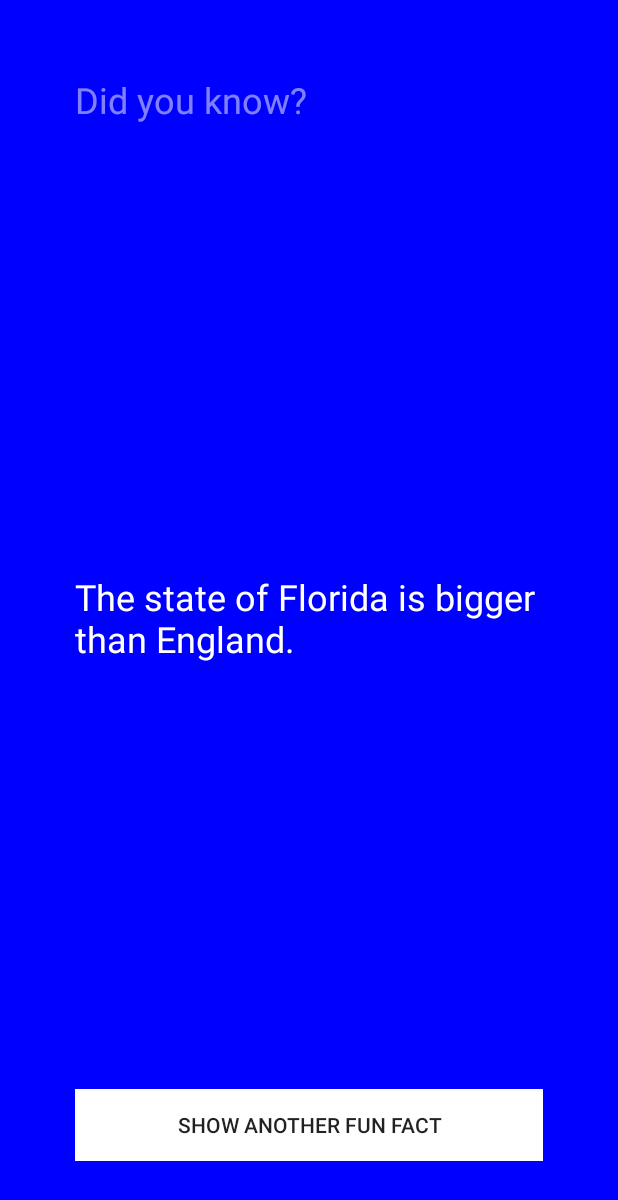
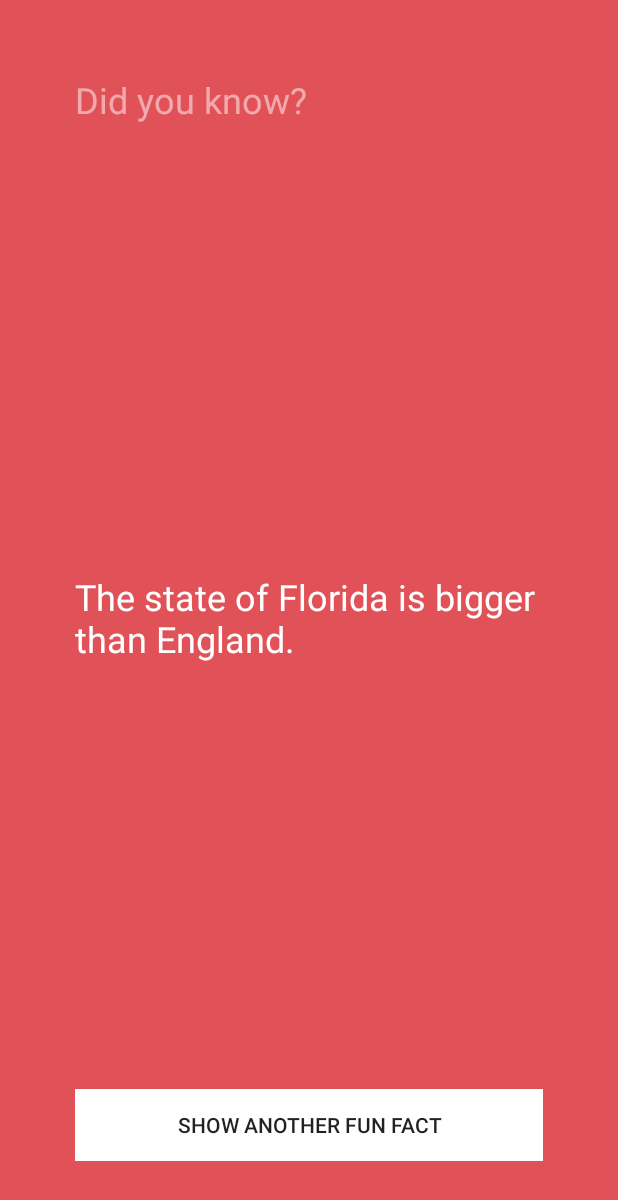
Before and after one commit to PardeepS2/FunFacts, an Android app: the screen it shows after launch (MainActivity), after a tap on "SHOW ANOTHER FUN FACT", on a phone screen of 412 x 824 dp. Shown: the top 1200 px of the screen. Run offline under Robolectric (Android 15) with nearby library versions, the phone set to English and light mode, and no system bars.

Commit message:
Adding more colors.

```diff
--- /dev/null
+++ b/app/src/main/java/com/example/gurdeep/funfacts/ColorWheel.java
@@ -0,0 +1,32 @@
+package com.example.gurdeep.funfacts;
+
+import android.graphics.Color;
+
+import java.util.Random;
+
+public class ColorWheel {private String[] colors = {
+        "#39add1", // light blue
+        "#3079ab", // dark blue
+        "#c25975", // mauve
+        "#e15258", // red
+        "#f9845b", // orange
+        "#838cc7", // lavender
+        "#7d669e", // purple
+        "#53bbb4", // aqua
+        "#51b46d", // green
+        "#e0ab18", // mustard
+        "#637a91", // dark gray
+        "#f092b0", // pink
+        "#b7c0c7"  // light gray
+         };
+
+    int getcolor(){
+
+        // Randomly select color.
+        Random random = new Random();
+        int randomnumber = random.nextInt(colors.length);
+        int color = Color.parseColor(colors[randomnumber]);
+        return color;
+    }
+
+}
--- a/app/src/main/java/com/example/gurdeep/funfacts/MainActivity.java
+++ b/app/src/main/java/com/example/gurdeep/funfacts/MainActivity.java
@@ -11,6 +11,7 @@ import android.widget.TextView;
 public class MainActivity extends AppCompatActivity {
 
     private factbook factbook = new factbook();
+    private ColorWheel colorWheel = new ColorWheel();
     // Declare our View Variables
     private TextView factTextView;
     private Button   showFactButton;
@@ -34,7 +35,8 @@ public class MainActivity extends AppCompatActivity {
 
                 String fact = factbook.getFact();
                 factTextView.setText(fact);
-                relativeLayout.setBackgroundColor(Color.BLUE);
+                int colors = colorWheel.getcolor();
+                relativeLayout.setBackgroundColor(colors);
             }
         };
 
```
